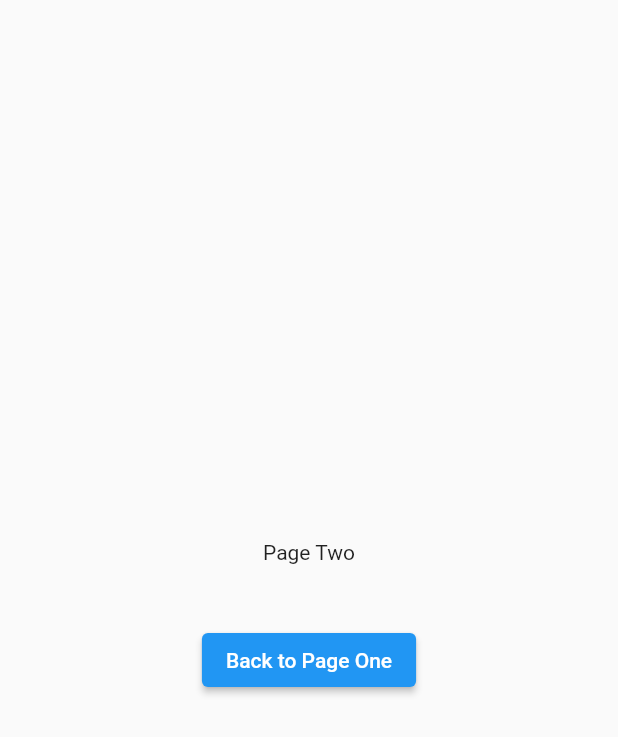
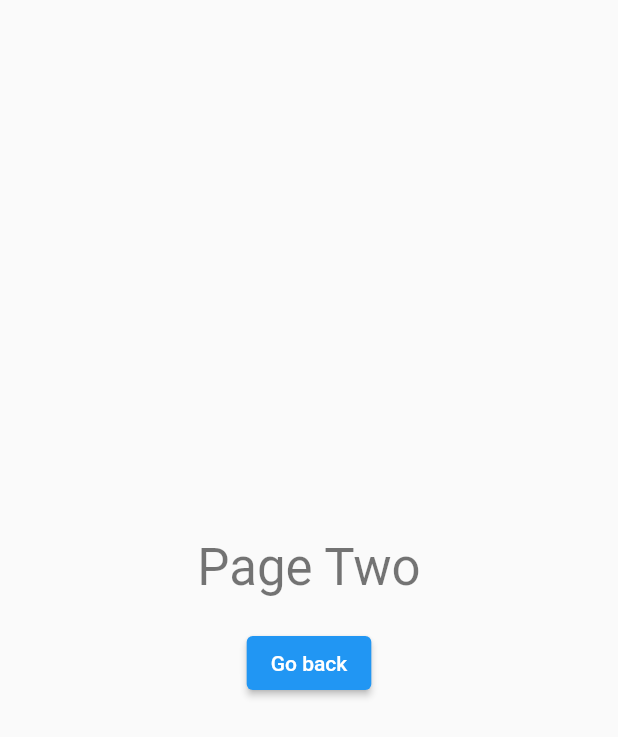
Before and after one commit to asapbox/auto_route_demo, a Flutter app: the PageOne screen opened by its route, after a tap on "To Page Two", on a phone screen of 412 x 824 dp. Shown: the top 737 px of the screen. Run offline on Flutter 3.47's test engine with Material 2 defaults, Android fonts, the phone set to English and light mode, and no system bars; our stand-ins replace auto_route.

```diff
--- /dev/null
+++ b/lib/empty_router_page.dart
@@ -0,0 +1,16 @@
+import 'package:auto_route_demo/page_one_two.dart';
+import 'package:flutter/material.dart';
+import 'package:auto_route/auto_route.dart';
+import 'package:auto_route_demo/page_one.dart';
+import 'package:auto_route_demo/page_one_one.dart';
+
+class EmptyRouterPage extends StatelessWidget {
+  const EmptyRouterPage({Key? key}) : super(key: key);
+
+  @override
+  Widget build(BuildContext context) {
+    return
+      // nested routes will be rendered here
+      AutoRouter();
+  }
+}
--- /dev/null
+++ b/lib/home_page.dart
@@ -0,0 +1,16 @@
+import 'package:auto_route_demo/page_one_two.dart';
+import 'package:flutter/material.dart';
+import 'package:auto_route/auto_route.dart';
+import 'package:auto_route_demo/page_one.dart';
+import 'package:auto_route_demo/page_one_one.dart';
+
+class HomePage extends StatelessWidget {
+  const HomePage({Key? key}) : super(key: key);
+
+  @override
+  Widget build(BuildContext context) {
+    return
+        // nested routes will be rendered here
+        AutoRouter();
+  }
+}
--- a/lib/page_one.dart
+++ b/lib/page_one.dart
@@ -17,16 +17,58 @@ class PageOne extends StatelessWidget {
         child: Column(
           mainAxisAlignment: MainAxisAlignment.center,
           children: [
-            const Text('Page One'),
+            Text(
+              'Page One',
+              style: Theme.of(context).textTheme.headline4,
+            ),
             const SizedBox(
-              height: 40,
+              height: 20,
+            ),
+            const SizedBox(
+              height: 10,
             ),
             ElevatedButton(
               onPressed: () {
-                AutoRouter.of(context).push(PageTwoRoute(name: 'hello', emp: 20));
+                AutoRouter.of(context).push(const PageOneOneRoute());
+              },
+              child: const Text('To Page OneOne'),
+            ),
+            const SizedBox(
+              height: 10,
+            ),
+            ElevatedButton(
+              onPressed: () {
+                AutoRouter.of(context).push(const PageOneTwoRoute());
+              },
+              child: const Text('To Page OneTwo'),
+            ),
+            const SizedBox(
+              height: 10,
+            ),
+            ElevatedButton(
+              onPressed: () {
+                AutoRouter.of(context).push(
+                  EmptyRouterPageRoute(
+                    children: [
+                      PageTwoRoute(name: 'hello', emp: 20),
+                    ],
+                  ),
+                );
               },
               child: const Text('To Page Two'),
-            )
+            ),
+            ElevatedButton(
+              onPressed: () {
+                AutoRouter.of(context).push(
+                  const EmptyRouterPageRoute(
+                    children: [
+                      PageTwoOneRoute(),
+                    ],
+                  ),
+                );
+              },
+              child: const Text('To Page TwoOne'),
+            ),
           ],
         ),
       ),
--- a/lib/page_two.dart
+++ b/lib/page_two.dart
@@ -18,13 +18,13 @@ class PageTwo extends StatelessWidget {
         child: Column(
           mainAxisAlignment: MainAxisAlignment.center,
           children: [
-            const Text('Page Two'),
-            const SizedBox(height: 40,),
+             Text('Page Two', style: Theme.of(context).textTheme.headline4,),
+            const SizedBox(height: 20,),
             ElevatedButton(
               onPressed: () {
                AutoRouter.of(context).pop();
               },
-              child: const Text('Back to Page One'),
+              child: const Text('Go back'),
             ),
           ],
         ),
```
Also changed, not shown: lib/app_router.dart (+23 -5 lines), lib/page_one_one.dart (added, +31 -0 lines), lib/page_one_two.dart (added, +28 -0 lines), lib/page_three.dart (deleted, +0 -21 lines), lib/page_two_one.dart (added, +31 -0 lines), lib/app_router.gr.dart.
